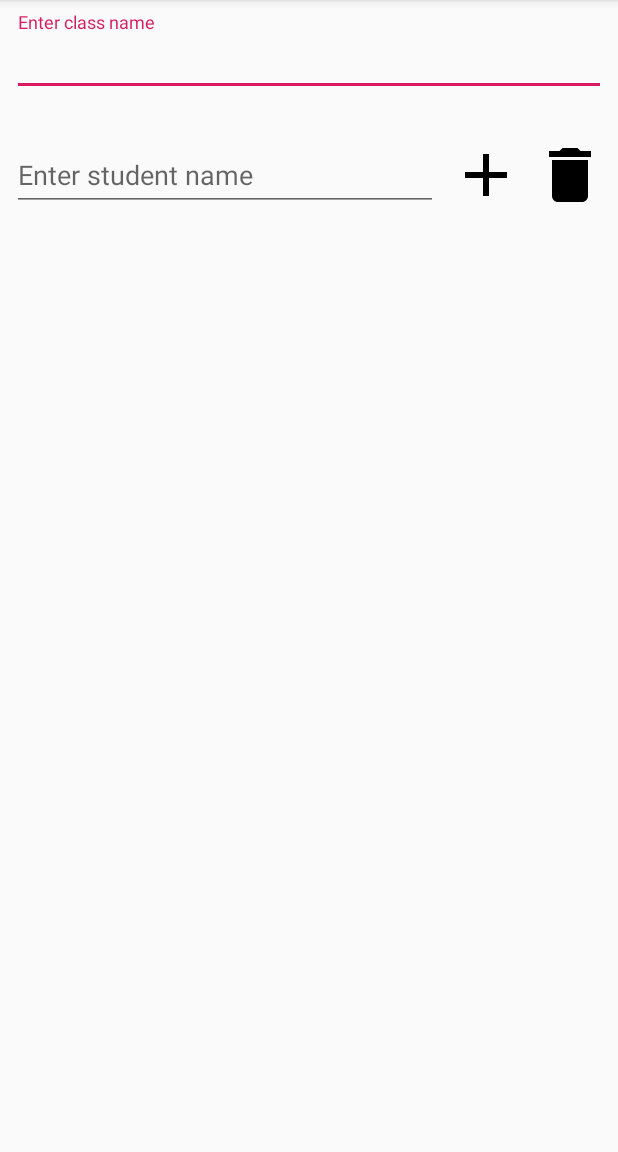
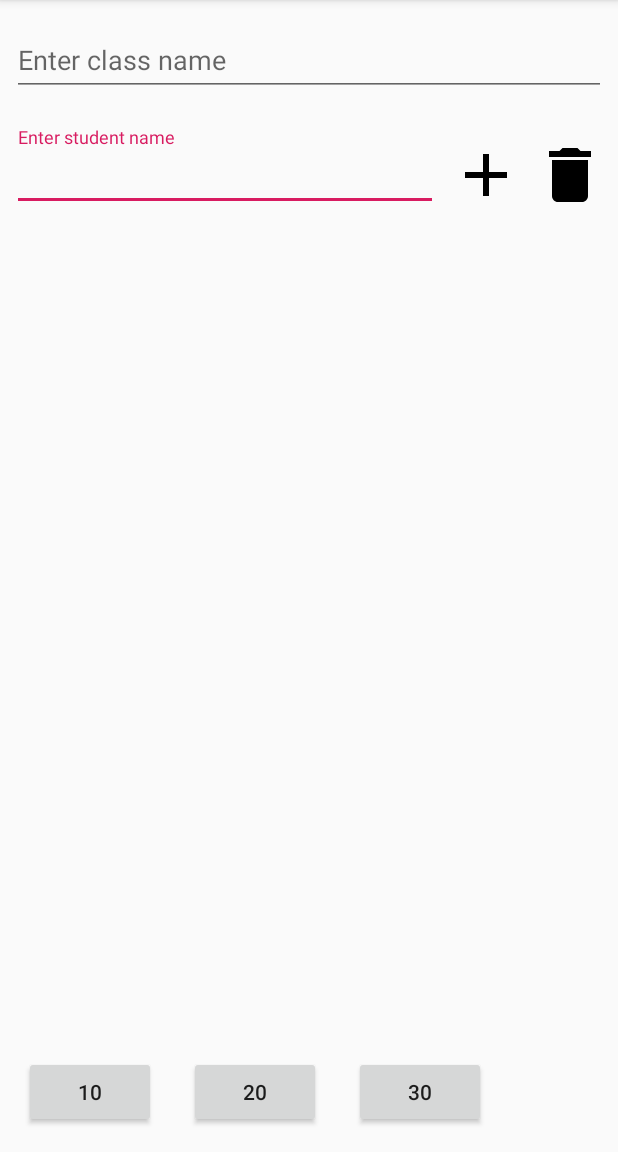
Before and after one commit to Bombbird2001/Class-List-2, an Android app: the EditClassActivity screen opened directly, with no data from a screen before it, on a phone screen of 412 x 824 dp, the part 84-1236 px from its top. Run offline under Robolectric (Android 15) with nearby library versions, the phone set to English and light mode, and no system bars.

Commit message:
Add buttons to set size directly

```diff
--- a/app/src/main/java/bombbird/com/classlist2/EditClassActivity.kt
+++ b/app/src/main/java/bombbird/com/classlist2/EditClassActivity.kt
@@ -66,6 +66,18 @@ class EditClassActivity : AppCompatActivity() {
                 }
             }
         })
+
+        button2.setOnClickListener {
+            (viewAdapter as StudentRecyclerAdapter).resizeTo(button2.text.toString().toInt())
+        }
+
+        button3.setOnClickListener {
+            (viewAdapter as StudentRecyclerAdapter).resizeTo(button3.text.toString().toInt())
+        }
+
+        button4.setOnClickListener {
+            (viewAdapter as StudentRecyclerAdapter).resizeTo(button4.text.toString().toInt())
+        }
     }
 
     fun updateArray(students: ArrayList<String>) {
--- a/app/src/main/res/layout/activity_edit_class.xml
+++ b/app/src/main/res/layout/activity_edit_class.xml
@@ -44,5 +44,24 @@
             android:layout_marginBottom="8dp" android:fadeScrollbars="false" android:scrollbars="vertical"
             android:scrollbarThumbVertical="@android:color/darker_gray"
             android:background="@android:color/transparent" android:scrollbarSize="4dp"/>
+    <Button
+            android:text="@string/no_10"
+            android:layout_width="wrap_content"
+            android:layout_height="wrap_content" android:id="@+id/button2"
+            app:layout_constraintBottom_toBottomOf="parent" app:layout_constraintStart_toStartOf="parent"
+            android:layout_marginBottom="16dp" android:layout_marginStart="16dp"/>
+    <Button
+            android:text="@string/no_20"
+            android:layout_width="wrap_content"
+            android:layout_height="wrap_content" android:id="@+id/button3"
+            app:layout_constraintBottom_toBottomOf="@+id/button2" app:layout_constraintStart_toEndOf="@+id/button2"
+            app:layout_constraintEnd_toStartOf="@+id/button4" android:layout_marginStart="8dp"
+            android:layout_marginEnd="8dp"/>
+    <Button
+            android:text="@string/no_30"
+            android:layout_width="wrap_content"
+            android:layout_height="wrap_content" android:id="@+id/button4"
+            app:layout_constraintBottom_toBottomOf="@+id/button3"
+            app:layout_constraintEnd_toStartOf="@+id/fab_confirmAddClass" android:layout_marginEnd="16dp"/>
 
 </androidx.constraintlayout.widget.ConstraintLayout>
--- a/app/src/main/res/values/strings.xml
+++ b/app/src/main/res/values/strings.xml
@@ -7,4 +7,9 @@
     <string name="enter_class">Enter class name</string>
     <string name="text_too_long">Name is too long</string>
     <string name="enter_student">Enter student name</string>
+    <string name="no_10">10</string>
+    <string name="no_20">20</string>
+    <string name="no_30">30</string>
+    <string name="dialog_ok">OK</string>
+    <string name="dialog_cancel">Cancel</string>
 </resources>
```
Also changed, not shown: app/src/main/java/bombbird/com/classlist2/StudentRecyclerAdapter.kt (+43 -2 lines).
